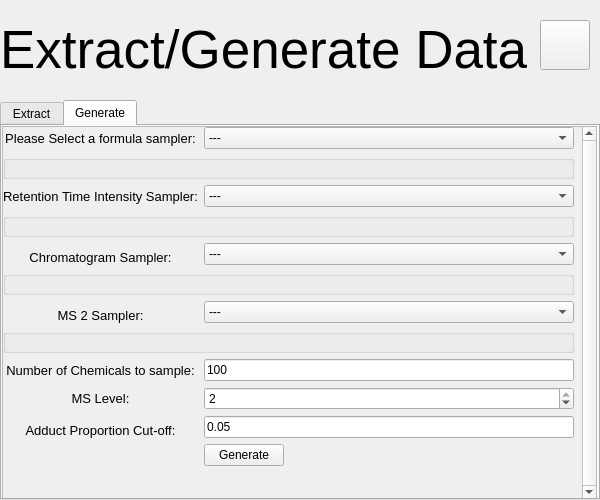
Old version of the form vimmsVisualisedGUI/ExtractGeneratePage.ui in the repository Adam-Tem/vimmsVisualised.
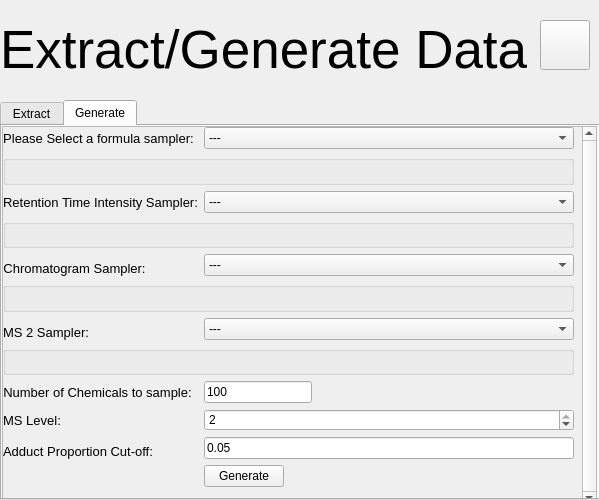
New version of the form.

Commit message: Fixed bug of scroll bar not becoming functional, now just bug of appropriately resizing the group box has become the issue but shouldn't be too much of a challenge to solve.

Patch:
```diff
--- a/vimmsVisualisedGUI/ExtractGeneratePage.ui
+++ b/vimmsVisualisedGUI/ExtractGeneratePage.ui
@@ -6,7 +6,7 @@
    <rect>
     <x>0</x>
     <y>0</y>
-    <width>600</width>
+    <width>599</width>
     <height>500</height>
    </rect>
   </property>
@@ -34,60 +34,6 @@
     <set>Qt::AlignLeading|Qt::AlignLeft|Qt::AlignVCenter</set>
    </property>
   </widget>
-  <widget class="QPushButton" name="ExtractGenerateButton">
-   <property name="geometry">
-    <rect>
-     <x>100</x>
-     <y>200</y>
-     <width>400</width>
-     <height>75</height>
-    </rect>
-   </property>
-   <property name="font">
-    <font>
-     <pointsize>14</pointsize>
-    </font>
-   </property>
-   <property name="text">
-    <string>Extract/Generate Data</string>
-   </property>
-  </widget>
-  <widget class="QPushButton" name="ExperimenButton">
-   <property name="geometry">
-    <rect>
-     <x>100</x>
-     <y>300</y>
-     <width>400</width>
-     <height>75</height>
-    </rect>
-   </property>
-   <property name="font">
-    <font>
-     <pointsize>14</pointsize>
-    </font>
-   </property>
-   <property name="text">
-    <string>Simulate Experiment</string>
-   </property>
-  </widget>
-  <widget class="QPushButton" name="VisualiseButton">
-   <property name="geometry">
-    <rect>
-     <x>100</x>
-     <y>400</y>
-     <width>400</width>
-     <height>75</height>
-    </rect>
-   </property>
-   <property name="font">
-    <font>
-     <pointsize>14</pointsize>
-    </font>
-   </property>
-   <property name="text">
-    <string>Visualise Results</string>
-   </property>
-  </widget>
   <widget class="QTabWidget" name="tabWidget">
    <property name="geometry">
     <rect>
@@ -98,7 +44,7 @@
     </rect>
    </property>
    <property name="sizePolicy">
-    <sizepolicy hsizetype="Preferred" vsizetype="Preferred">
+    <sizepolicy hsizetype="Fixed" vsizetype="Fixed">
      <horstretch>0</horstretch>
      <verstretch>0</verstretch>
     </sizepolicy>
@@ -256,64 +202,49 @@
     <attribute name="title">
      <string>Generate</string>
     </attribute>
-    <widget class="QGroupBox" name="ParamsBox">
-     <property name="geometry">
-      <rect>
-       <x>0</x>
-       <y>0</y>
-       <width>595</width>
-       <height>374</height>
-      </rect>
-     </property>
-     <property name="sizePolicy">
-      <sizepolicy hsizetype="Preferred" vsizetype="Expanding">
-       <horstretch>0</horstretch>
-       <verstretch>0</verstretch>
-      </sizepolicy>
-     </property>
-     <property name="title">
-      <string/>
-     </property>
      <widget class="QScrollArea" name="scrollArea">
       <property name="geometry">
        <rect>
         <x>0</x>
         <y>0</y>
         <width>595</width>
-        <height>374</height>
+       <height>380</height>
        </rect>
       </property>
       <property name="sizePolicy">
-       <sizepolicy hsizetype="Fixed" vsizetype="Fixed">
+      <sizepolicy hsizetype="Preferred" vsizetype="Preferred">
         <horstretch>0</horstretch>
         <verstretch>0</verstretch>
        </sizepolicy>
       </property>
-      <property name="maximumSize">
-       <size>
-        <width>600</width>
-        <height>400</height>
-       </size>
-      </property>
       <property name="verticalScrollBarPolicy">
        <enum>Qt::ScrollBarAlwaysOn</enum>
       </property>
+     <property name="sizeAdjustPolicy">
+      <enum>QAbstractScrollArea::AdjustToContents</enum>
+     </property>
       <property name="widgetResizable">
        <bool>true</bool>
       </property>
-      <widget class="QWidget" name="scrollAreaWidgetContents">
+     <widget class="QWidget" name="ParamBox">
        <property name="geometry">
         <rect>
          <x>0</x>
          <y>0</y>
          <width>580</width>
-         <height>340</height>
-        </rect>
-       </property>
-       <property name="maximumSize">
+        <height>378</height>
+       </rect>
+      </property>
+      <property name="sizePolicy">
+       <sizepolicy hsizetype="Preferred" vsizetype="Preferred">
+        <horstretch>0</horstretch>
+        <verstretch>0</verstretch>
+       </sizepolicy>
+      </property>
+      <property name="minimumSize">
         <size>
-         <width>600</width>
-         <height>340</height>
+        <width>0</width>
+        <height>378</height>
         </size>
        </property>
        <widget class="QWidget" name="gridLayoutWidget">
@@ -322,75 +253,54 @@
           <x>0</x>
           <y>0</y>
           <width>571</width>
-          <height>341</height>
+         <height>361</height>
          </rect>
         </property>
         <layout class="QGridLayout" name="gridLayout_2">
          <property name="sizeConstraint">
-          <enum>QLayout::SetDefaultConstraint</enum>
-         </property>
-         <item row="3" column="0" colspan="2">
-          <widget class="QGroupBox" name="RTISamplerParamBox">
+         <enum>QLayout::SetNoConstraint</enum>
+        </property>
+        <item row="6" column="0">
+         <widget class="QLabel" name="MS2Label">
            <property name="sizePolicy">
-            <sizepolicy hsizetype="Preferred" vsizetype="Expanding">
+           <sizepolicy hsizetype="Fixed" vsizetype="Fixed">
              <horstretch>0</horstretch>
              <verstretch>0</verstretch>
             </sizepolicy>
            </property>
-           <property name="title">
-            <string/>
-           </property>
-          </widget>
-         </item>
-         <item row="2" column="1">
-          <widget class="QComboBox" name="RTISamplerComboBox">
-           <item>
-            <property name="text">
-             <string>---</string>
-            </property>
-           </item>
-           <item>
-            <property name="text">
-             <string>Uniform RT &amp; Intensity</string>
-            </property>
-           </item>
-           <item>
-            <property name="text">
-             <string>MZML RT &amp; Intensity</string>
-            </property>
-           </item>
-          </widget>
-         </item>
-         <item row="0" column="0">
-          <widget class="QLabel" name="SelectSamplerLabel">
+          <property name="minimumSize">
+           <size>
+            <width>0</width>
+            <height>22</height>
+           </size>
+          </property>
            <property name="font">
             <font>
              <pointsize>10</pointsize>
             </font>
            </property>
            <property name="text">
-            <string>Please Select a formula sampler:</string>
+           <string>MS 2 Sampler:</string>
            </property>
            <property name="alignment">
-            <set>Qt::AlignCenter</set>
-           </property>
-          </widget>
-         </item>
-         <item row="1" column="0" colspan="2">
-          <widget class="QGroupBox" name="FormulaSamplerParamBox">
-           <property name="sizePolicy">
-            <sizepolicy hsizetype="Preferred" vsizetype="Expanding">
-             <horstretch>0</horstretch>
-             <verstretch>0</verstretch>
-            </sizepolicy>
-           </property>
-           <property name="title">
-            <string/>
+           <set>Qt::AlignBottom|Qt::AlignHCenter</set>
            </property>
           </widget>
          </item>
          <item row="0" column="1">
           <widget class="QComboBox" name="FormulaSamplerComboBox">
+          <property name="sizePolicy">
+           <sizepolicy hsizetype="Preferred" vsizetype="Fixed">
+            <horstretch>0</horstretch>
+            <verstretch>0</verstretch>
+           </sizepolicy>
+          </property>
+          <property name="minimumSize">
+           <size>
+            <width>0</width>
+            <height>22</height>
+           </size>
+          </property>
            <item>
             <property name="text">
              <string>---</string>
@@ -423,35 +333,20 @@
            </item>
           </widget>
          </item>
-         <item row="6" column="0">
-          <widget class="QLabel" name="MS2Label">
-           <property name="sizePolicy">
-            <sizepolicy hsizetype="Preferred" vsizetype="Preferred">
-             <horstretch>0</horstretch>
-             <verstretch>0</verstretch>
-            </sizepolicy>
-           </property>
-           <property name="font">
-            <font>
-             <pointsize>10</pointsize>
-            </font>
-           </property>
-           <property name="text">
-            <string>MS 2 Sampler:</string>
-           </property>
-           <property name="alignment">
-            <set>Qt::AlignBottom|Qt::AlignHCenter</set>
-           </property>
-          </widget>
-         </item>
          <item row="4" column="0">
           <widget class="QLabel" name="ChromatogramLabel">
            <property name="sizePolicy">
-            <sizepolicy hsizetype="Preferred" vsizetype="Preferred">
+           <sizepolicy hsizetype="Fixed" vsizetype="Fixed">
              <horstretch>0</horstretch>
              <verstretch>0</verstretch>
             </sizepolicy>
            </property>
+          <property name="minimumSize">
+           <size>
+            <width>0</width>
+            <height>22</height>
+           </size>
+          </property>
            <property name="font">
             <font>
              <pointsize>10</pointsize>
@@ -465,24 +360,115 @@
            </property>
           </widget>
          </item>
-         <item row="11" column="1">
-          <widget class="QPushButton" name="GenerateDataButton">
-           <property name="enabled">
-            <bool>true</bool>
-           </property>
+        <item row="9" column="1">
+         <widget class="QSpinBox" name="MS2LevelSpinBox">
+          <property name="sizePolicy">
+           <sizepolicy hsizetype="Minimum" vsizetype="Fixed">
+            <horstretch>0</horstretch>
+            <verstretch>0</verstretch>
+           </sizepolicy>
+          </property>
+          <property name="minimumSize">
+           <size>
+            <width>0</width>
+            <height>22</height>
+           </size>
+          </property>
+          <property name="minimum">
+           <number>1</number>
+          </property>
+          <property name="maximum">
+           <number>2</number>
+          </property>
+          <property name="value">
+           <number>2</number>
+          </property>
+         </widget>
+        </item>
+        <item row="3" column="0" colspan="2">
+         <widget class="QGroupBox" name="RTISamplerParamBox">
+          <property name="sizePolicy">
+           <sizepolicy hsizetype="Preferred" vsizetype="Fixed">
+            <horstretch>0</horstretch>
+            <verstretch>0</verstretch>
+           </sizepolicy>
+          </property>
+          <property name="title">
+           <string/>
+          </property>
+         </widget>
+        </item>
+        <item row="8" column="1">
+         <widget class="QLineEdit" name="ChemsToSampleTextEdit">
            <property name="sizePolicy">
             <sizepolicy hsizetype="Fixed" vsizetype="Fixed">
              <horstretch>0</horstretch>
              <verstretch>0</verstretch>
             </sizepolicy>
            </property>
+          <property name="minimumSize">
+           <size>
+            <width>22</width>
+            <height>0</height>
+           </size>
+          </property>
            <property name="text">
-            <string>Generate</string>
+           <string>100</string>
+          </property>
+          <property name="placeholderText">
+           <string/>
+          </property>
+         </widget>
+        </item>
+        <item row="7" column="0" colspan="2">
+         <widget class="QGroupBox" name="MS2SamplerParamBox">
+          <property name="sizePolicy">
+           <sizepolicy hsizetype="Preferred" vsizetype="Fixed">
+            <horstretch>0</horstretch>
+            <verstretch>0</verstretch>
+           </sizepolicy>
+          </property>
+          <property name="title">
+           <string/>
+          </property>
+         </widget>
+        </item>
+        <item row="10" column="1">
+         <widget class="QLineEdit" name="AdductPropTextEdit">
+          <property name="sizePolicy">
+           <sizepolicy hsizetype="Expanding" vsizetype="Fixed">
+            <horstretch>0</horstretch>
+            <verstretch>0</verstretch>
+           </sizepolicy>
+          </property>
+          <property name="minimumSize">
+           <size>
+            <width>0</width>
+            <height>22</height>
+           </size>
+          </property>
+          <property name="text">
+           <string>0.05</string>
+          </property>
+          <property name="placeholderText">
+           <string/>
            </property>
           </widget>
          </item>
          <item row="4" column="1">
           <widget class="QComboBox" name="ChromoSamplerComboBox">
+          <property name="sizePolicy">
+           <sizepolicy hsizetype="Preferred" vsizetype="Fixed">
+            <horstretch>0</horstretch>
+            <verstretch>0</verstretch>
+           </sizepolicy>
+          </property>
+          <property name="minimumSize">
+           <size>
+            <width>0</width>
+            <height>22</height>
+           </size>
+          </property>
            <item>
             <property name="text">
              <string>---</string>
@@ -505,8 +491,149 @@
            </item>
           </widget>
          </item>
+        <item row="11" column="1">
+         <widget class="QPushButton" name="GenerateDataButton">
+          <property name="enabled">
+           <bool>true</bool>
+          </property>
+          <property name="sizePolicy">
+           <sizepolicy hsizetype="Fixed" vsizetype="Fixed">
+            <horstretch>0</horstretch>
+            <verstretch>0</verstretch>
+           </sizepolicy>
+          </property>
+          <property name="minimumSize">
+           <size>
+            <width>0</width>
+            <height>22</height>
+           </size>
+          </property>
+          <property name="text">
+           <string>Generate</string>
+          </property>
+         </widget>
+        </item>
+        <item row="5" column="0" colspan="2">
+         <widget class="QGroupBox" name="ChromoSamplerParamBox">
+          <property name="sizePolicy">
+           <sizepolicy hsizetype="Preferred" vsizetype="Fixed">
+            <horstretch>0</horstretch>
+            <verstretch>0</verstretch>
+           </sizepolicy>
+          </property>
+          <property name="title">
+           <string/>
+          </property>
+         </widget>
+        </item>
+        <item row="9" column="0">
+         <widget class="QLabel" name="MSLevelLabel">
+          <property name="sizePolicy">
+           <sizepolicy hsizetype="Fixed" vsizetype="Fixed">
+            <horstretch>0</horstretch>
+            <verstretch>0</verstretch>
+           </sizepolicy>
+          </property>
+          <property name="minimumSize">
+           <size>
+            <width>0</width>
+            <height>22</height>
+           </size>
+          </property>
+          <property name="font">
+           <font>
+            <pointsize>10</pointsize>
+           </font>
+          </property>
+          <property name="text">
+           <string>MS Level:</string>
+          </property>
+          <property name="alignment">
+           <set>Qt::AlignCenter</set>
+          </property>
+         </widget>
+        </item>
+        <item row="8" column="0">
+         <widget class="QLabel" name="ChemCountLabel">
+          <property name="sizePolicy">
+           <sizepolicy hsizetype="Fixed" vsizetype="Fixed">
+            <horstretch>0</horstretch>
+            <verstretch>0</verstretch>
+           </sizepolicy>
+          </property>
+          <property name="minimumSize">
+           <size>
+            <width>0</width>
+            <height>22</height>
+           </size>
+          </property>
+          <property name="font">
+           <font>
+            <pointsize>10</pointsize>
+           </font>
+          </property>
+          <property name="text">
+           <string>Number of Chemicals to sample:</string>
+          </property>
+          <property name="alignment">
+           <set>Qt::AlignCenter</set>
+          </property>
+         </widget>
+        </item>
+        <item row="1" column="0" colspan="2">
+         <widget class="QGroupBox" name="FormulaSamplerParamBox">
+          <property name="sizePolicy">
+           <sizepolicy hsizetype="Preferred" vsizetype="Fixed">
+            <horstretch>0</horstretch>
+            <verstretch>0</verstretch>
+           </sizepolicy>
+          </property>
+          <property name="title">
+           <string/>
+          </property>
+         </widget>
+        </item>
+        <item row="10" column="0">
+         <widget class="QLabel" name="AdductPropLabel">
+          <property name="sizePolicy">
+           <sizepolicy hsizetype="Fixed" vsizetype="Fixed">
+            <horstretch>0</horstretch>
+            <verstretch>0</verstretch>
+           </sizepolicy>
+          </property>
+          <property name="minimumSize">
+           <size>
+            <width>0</width>
+            <height>22</height>
+           </size>
+          </property>
+          <property name="font">
+           <font>
+            <pointsize>10</pointsize>
+           </font>
+          </property>
+          <property name="text">
+           <string>Adduct Proportion Cut-off:</string>
+          </property>
+          <property name="alignment">
+           <set>Qt::AlignBottom|Qt::AlignHCenter</set>
+          </property>
+         </widget>
+        </item>
          <item row="6" column="1">
           <widget class="QComboBox" name="MS2SamplerComboBox">
+          <property name="sizePolicy">
+           <sizepolicy hsizetype="Preferred" vsizetype="Fixed">
+            <horstretch>0</horstretch>
+            <verstretch>0</verstretch>
+           </sizepolicy>
+          </property>
+          <property name="minimumSize">
+           <size>
+            <width>0</width>
+            <height>22</height>
+           </size>
+          </property>
            <item>
             <property name="text">
              <string>---</string>
@@ -547,11 +674,17 @@
          <item row="2" column="0">
           <widget class="QLabel" name="RTIntensityLabel">
            <property name="sizePolicy">
-            <sizepolicy hsizetype="Preferred" vsizetype="Preferred">
+           <sizepolicy hsizetype="Fixed" vsizetype="Fixed">
              <horstretch>0</horstretch>
              <verstretch>0</verstretch>
             </sizepolicy>
            </property>
+          <property name="minimumSize">
+           <size>
+            <width>0</width>
+            <height>22</height>
+           </size>
+          </property>
            <property name="font">
             <font>
              <pointsize>10</pointsize>
@@ -565,118 +698,65 @@
            </property>
           </widget>
          </item>
-         <item row="9" column="0">
-          <widget class="QLabel" name="MSLevelLabel">
-           <property name="font">
-            <font>
-             <pointsize>10</pointsize>
-            </font>
-           </property>
-           <property name="text">
-            <string>MS Level:</string>
-           </property>
-           <property name="alignment">
-            <set>Qt::AlignCenter</set>
-           </property>
-          </widget>
-         </item>
-         <item row="9" column="1">
-          <widget class="QSpinBox" name="MS2LevelSpinBox">
-           <property name="minimum">
-            <number>1</number>
-           </property>
-           <property name="maximum">
-            <number>2</number>
-           </property>
-           <property name="value">
-            <number>2</number>
-           </property>
-          </widget>
-         </item>
-         <item row="10" column="1">
-          <widget class="QLineEdit" name="AdductPropTextEdit">
-           <property name="text">
-            <string>0.05</string>
-           </property>
-           <property name="placeholderText">
-            <string/>
-           </property>
-          </widget>
-         </item>
-         <item row="8" column="1">
-          <widget class="QLineEdit" name="ChemsToSampleTextEdit">
-           <property name="text">
-            <string>100</string>
-           </property>
-           <property name="placeholderText">
-            <string/>
-           </property>
-          </widget>
-         </item>
-         <item row="10" column="0">
-          <widget class="QLabel" name="AdductPropLabel">
+        <item row="0" column="0">
+         <widget class="QLabel" name="SelectSamplerLabel">
            <property name="sizePolicy">
-            <sizepolicy hsizetype="Preferred" vsizetype="Preferred">
+           <sizepolicy hsizetype="Fixed" vsizetype="Fixed">
              <horstretch>0</horstretch>
              <verstretch>0</verstretch>
             </sizepolicy>
            </property>
+          <property name="minimumSize">
+           <size>
+            <width>0</width>
+            <height>22</height>
+           </size>
+          </property>
            <property name="font">
             <font>
              <pointsize>10</pointsize>
             </font>
            </property>
            <property name="text">
-            <string>Adduct Proportion Cut-off:</string>
+           <string>Please Select a formula sampler:</string>
            </property>
            <property name="alignment">
-            <set>Qt::AlignBottom|Qt::AlignHCenter</set>
+           <set>Qt::AlignCenter</set>
            </property>
           </widget>
          </item>
-         <item row="5" column="0" colspan="2">
-          <widget class="QGroupBox" name="ChromoSamplerParamBox">
+        <item row="2" column="1">
+         <widget class="QComboBox" name="RTISamplerComboBox">
            <property name="sizePolicy">
-            <sizepolicy hsizetype="Preferred" vsizetype="Expanding">
+           <sizepolicy hsizetype="Preferred" vsizetype="Fixed">
              <horstretch>0</horstretch>
              <verstretch>0</verstretch>
             </sizepolicy>
            </property>
-           <property name="title">
-            <string/>
-           </property>
-          </widget>
-         </item>
-         <item row="8" column="0">
-          <widget class="QLabel" name="ChemCountLabel">
-           <property name="font">
-            <font>
-             <pointsize>10</pointsize>
-            </font>
+          <property name="minimumSize">
+           <size>
+            <width>0</width>
+            <height>22</height>
+           </size>
+          </property>
+          <item>
+           <property name="text">
+            <string>---</string>
            </property>
+          </item>
+          <item>
            <property name="text">
-            <string>Number of Chemicals to sample:</string>
+            <string>Uniform RT &amp; Intensity</string>
            </property>
-           <property name="alignment">
-            <set>Qt::AlignCenter</set>
-           </property>
-          </widget>
-         </item>
-         <item row="7" column="0" colspan="2">
-          <widget class="QGroupBox" name="MS2SamplerParamBox">
-           <property name="sizePolicy">
-            <sizepolicy hsizetype="Preferred" vsizetype="Expanding">
-             <horstretch>0</horstretch>
-             <verstretch>0</verstretch>
-            </sizepolicy>
+          </item>
+          <item>
+           <property name="text">
+            <string>MZML RT &amp; Intensity</string>
            </property>
-           <property name="title">
-            <string/>
-           </property>
+          </item>
           </widget>
          </item>
         </layout>
-       </widget>
       </widget>
      </widget>
     </widget>
```
Lines whose indentation alone changed are shown as unchanged. The commit also changes 6 other files.
